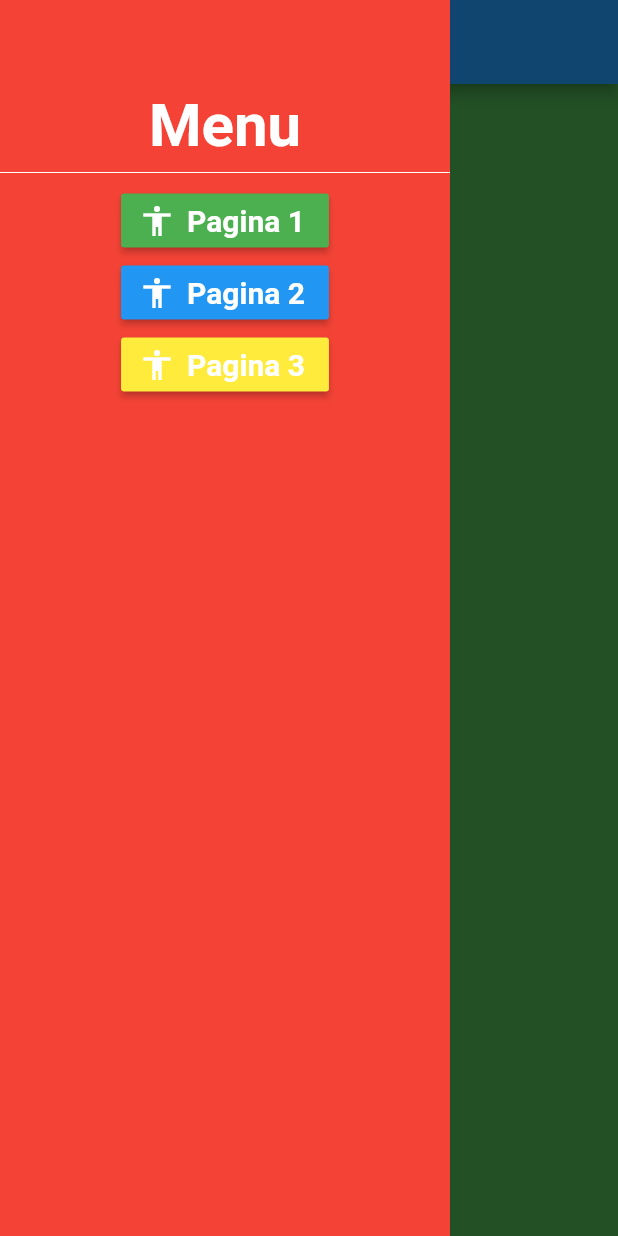
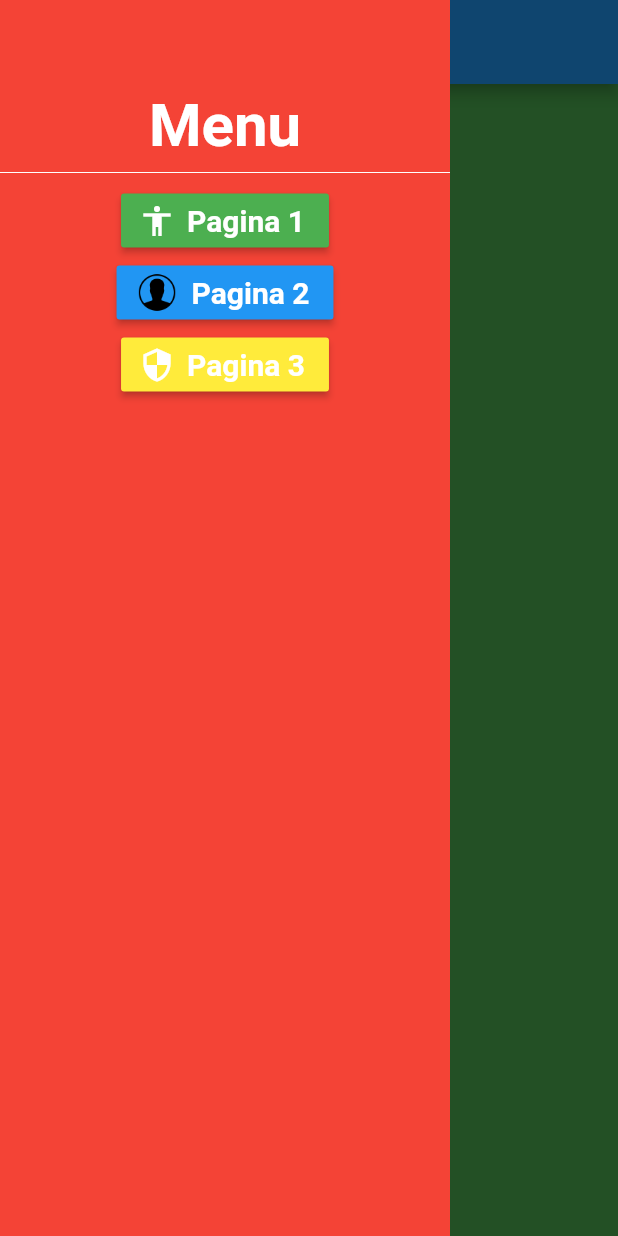
Before and after one commit to robsongdev/pdm_work, a Flutter app: the screen it shows after launch, with the side drawer open, on a phone screen of 412 x 824 dp. Run offline on Flutter 3.47's test engine with Material 2 defaults, Android fonts, the phone set to English and light mode, and no system bars.

Commit message:
Att images e icons

```diff
--- a/lib/widgets/drawner.dart
+++ b/lib/widgets/drawner.dart
@@ -55,10 +55,9 @@ class PageDrawer extends StatelessWidget {
                 );
               }
             },
-            icon: Icon(
-              Icons.accessibility,
-              color: Colors.white,
-            ),
+            icon: Image.asset("images/person.png",
+            height: 30,
+            width: 30,),
             label: Text("Pagina 2",
                 style: TextStyle(
                     fontSize: 20,
@@ -79,7 +78,7 @@ class PageDrawer extends StatelessWidget {
               }
             },
             icon: Icon(
-              Icons.accessibility,
+              Icons.security,
               color: Colors.white,
             ),
             label: Text("Pagina 3",
--- a/pubspec.yaml
+++ b/pubspec.yaml
@@ -48,6 +48,8 @@ flutter:
   # assets:
   #   - images/a_dot_burr.jpeg
   #   - images/a_dot_ham.jpeg
+  assets:
+    - images/person.png
 
   # An image asset can refer to one or more resolution-specific "variants", see
   # https://flutter.dev/assets-and-images/#resolution-aware.
```
Also changed, not shown: images/person.png (added).
